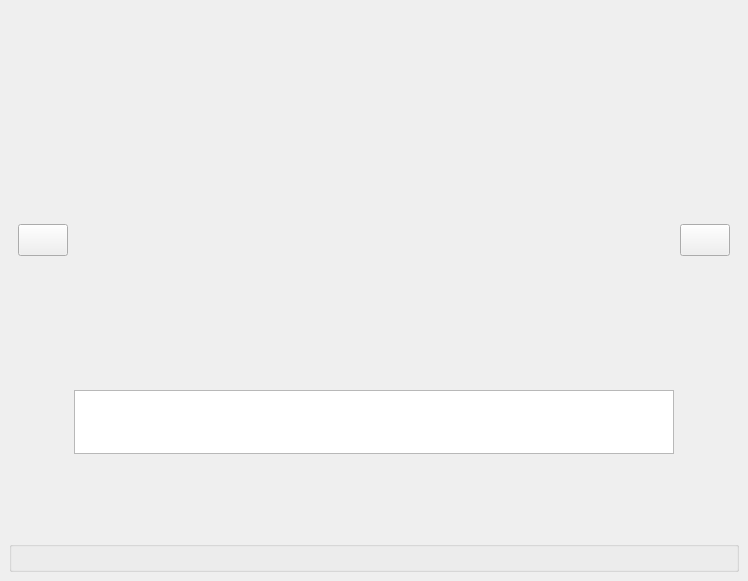
This is src/components/core/inspector/ui/Inspector.ui in KelSolaar/sIBL_GUI as Qt 5 draws it before an edit. The edited form follows.
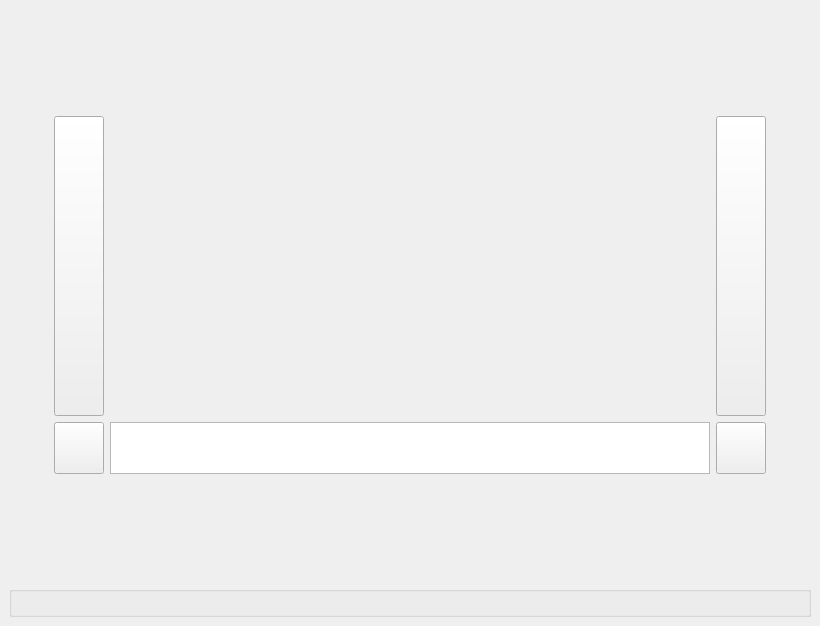
This is the edited form.

Commit message: Implement most of the "inspector" plates support.

Diff of the .ui file:
```diff
--- a/src/components/core/inspector/ui/Inspector.ui
+++ b/src/components/core/inspector/ui/Inspector.ui
@@ -2,6 +2,14 @@
 <ui version="4.0">
  <class>Inspector_DockWidget</class>
  <widget class="QDockWidget" name="Inspector_DockWidget">
+  <property name="geometry">
+   <rect>
+    <x>0</x>
+    <y>0</y>
+    <width>820</width>
+    <height>626</height>
+   </rect>
+  </property>
   <property name="windowTitle">
    <string>Inspector</string>
   </property>
@@ -17,76 +25,7 @@
     </item>
     <item row="0" column="0" colspan="4">
      <widget class="QFrame" name="Overall_frame">
-      <property name="frameShadow">
-       <enum>QFrame::Raised</enum>
-      </property>
       <layout class="QGridLayout" name="Overall_frame_gridLayout">
-       <property name="verticalSpacing">
-        <number>0</number>
-       </property>
-       <item row="1" column="1">
-        <widget class="QFrame" name="Title_frame">
-         <property name="frameShadow">
-          <enum>QFrame::Raised</enum>
-         </property>
-         <layout class="QGridLayout" name="Title_frame_gridLayout">
-          <item row="0" column="0">
-           <widget class="QLabel" name="Title_label">
-            <property name="text">
-             <string/>
-            </property>
-            <property name="wordWrap">
-             <bool>true</bool>
-            </property>
-           </widget>
-          </item>
-         </layout>
-        </widget>
-       </item>
-       <item row="3" column="1">
-        <widget class="QFrame" name="Image_frame">
-         <property name="minimumSize">
-          <size>
-           <width>600</width>
-           <height>300</height>
-          </size>
-         </property>
-         <layout class="QGridLayout" name="Image_frame_gridLayout">
-          <property name="margin">
-           <number>0</number>
-          </property>
-          <item row="0" column="0">
-           <widget class="QLabel" name="Image_label">
-            <property name="text">
-             <string/>
-            </property>
-            <property name="alignment">
-             <set>Qt::AlignCenter</set>
-            </property>
-            <property name="wordWrap">
-             <bool>true</bool>
-            </property>
-            <property name="textInteractionFlags">
-             <set>Qt::LinksAccessibleByMouse|Qt::TextSelectableByMouse</set>
-            </property>
-           </widget>
-          </item>
-         </layout>
-        </widget>
-       </item>
-       <item row="0" column="1">
-        <spacer name="Top_verticalSpacer">
-         <property name="orientation">
-          <enum>Qt::Vertical</enum>
-         </property>
-         <property name="sizeHint" stdset="0">
-          <size>
-           <width>20</width>
-           <height>40</height>
-          </size>
-         </property>
-        </spacer>
-       </item>
        <item row="6" column="1">
         <spacer name="Bottom_verticalSpacer">
          <property name="orientation">
@@ -100,54 +39,115 @@
          </property>
         </spacer>
        </item>
-       <item row="3" column="0">
-        <widget class="QPushButton" name="Previous_Ibl_Set_pushButton">
-         <property name="minimumSize">
-          <size>
-           <width>50</width>
-           <height>32</height>
-          </size>
+       <item row="0" column="1">
+        <spacer name="Top_verticalSpacer">
+         <property name="orientation">
+          <enum>Qt::Vertical</enum>
          </property>
-         <property name="maximumSize">
+         <property name="sizeHint" stdset="0">
           <size>
-           <width>50</width>
-           <height>32</height>
+           <width>20</width>
+           <height>40</height>
           </size>
          </property>
-         <property name="statusTip">
-          <string>Previous Ibl Set Push Button: Navigate To Previous Ibl Set In The Current Selected Collection.</string>
-         </property>
-         <property name="text">
-          <string/>
-         </property>
-        </widget>
+        </spacer>
        </item>
-       <item row="3" column="2">
-        <widget class="QPushButton" name="Next_Ibl_Set_pushButton">
-         <property name="minimumSize">
-          <size>
-           <width>50</width>
-           <height>32</height>
-          </size>
-         </property>
-         <property name="maximumSize">
-          <size>
-           <width>50</width>
-           <height>32</height>
-          </size>
-         </property>
-         <property name="statusTip">
-          <string>Next Ibl Set Push Button: Navigate To Next Ibl Set In The Current Selected Collection.</string>
-         </property>
-         <property name="text">
-          <string/>
-         </property>
-        </widget>
-       </item>
-       <item row="5" column="1">
-        <widget class="QFrame" name="Details_frame">
-         <layout class="QGridLayout" name="Details_frame_gridLayout">
+       <item row="1" column="1">
+        <widget class="QFrame" name="Content_frame">
+         <layout class="QGridLayout" name="Content_frame_gridLayout">
+          <item row="0" column="0">
+           <widget class="QLabel" name="Title_label">
+            <property name="text">
+             <string/>
+            </property>
+            <property name="wordWrap">
+             <bool>true</bool>
+            </property>
+           </widget>
+          </item>
           <item row="1" column="0">
+           <layout class="QHBoxLayout" name="Image_horizontalLayout">
+            <item>
+             <widget class="QPushButton" name="Previous_Ibl_Set_pushButton">
+              <property name="sizePolicy">
+               <sizepolicy hsizetype="Minimum" vsizetype="Expanding">
+                <horstretch>0</horstretch>
+                <verstretch>0</verstretch>
+               </sizepolicy>
+              </property>
+              <property name="minimumSize">
+               <size>
+                <width>50</width>
+                <height>0</height>
+               </size>
+              </property>
+              <property name="maximumSize">
+               <size>
+                <width>50</width>
+                <height>16777215</height>
+               </size>
+              </property>
+              <property name="statusTip">
+               <string>Previous Ibl Set Push Button: Navigate To Previous Ibl Set In The Current Selected Collection.</string>
+              </property>
+              <property name="text">
+               <string/>
+              </property>
+             </widget>
+            </item>
+            <item>
+             <widget class="QLabel" name="Image_label">
+              <property name="minimumSize">
+               <size>
+                <width>600</width>
+                <height>300</height>
+               </size>
+              </property>
+              <property name="text">
+               <string/>
+              </property>
+              <property name="alignment">
+               <set>Qt::AlignCenter</set>
+              </property>
+              <property name="wordWrap">
+               <bool>true</bool>
+              </property>
+              <property name="textInteractionFlags">
+               <set>Qt::LinksAccessibleByMouse|Qt::TextSelectableByMouse</set>
+              </property>
+             </widget>
+            </item>
+            <item>
+             <widget class="QPushButton" name="Next_Ibl_Set_pushButton">
+              <property name="sizePolicy">
+               <sizepolicy hsizetype="Minimum" vsizetype="Expanding">
+                <horstretch>0</horstretch>
+                <verstretch>0</verstretch>
+               </sizepolicy>
+              </property>
+              <property name="minimumSize">
+               <size>
+                <width>50</width>
+                <height>0</height>
+               </size>
+              </property>
+              <property name="maximumSize">
+               <size>
+                <width>50</width>
+                <height>16777215</height>
+               </size>
+              </property>
+              <property name="statusTip">
+               <string>Next Ibl Set Push Button: Navigate To Next Ibl Set In The Current Selected Collection.</string>
+              </property>
+              <property name="text">
+               <string/>
+              </property>
+             </widget>
+            </item>
+           </layout>
+          </item>
+          <item row="3" column="0">
            <widget class="QLabel" name="Details_label">
             <property name="text">
              <string/>
@@ -157,30 +157,103 @@
             </property>
            </widget>
           </item>
+          <item row="2" column="0">
+           <widget class="QFrame" name="Plates_frame">
+            <layout class="QGridLayout" name="Platres_frame_gridLayout">
+             <property name="margin">
+              <number>0</number>
+             </property>
+             <item row="0" column="0">
+              <widget class="QPushButton" name="Previous_Plate_pushButton">
+               <property name="minimumSize">
+                <size>
+                 <width>50</width>
+                 <height>52</height>
+                </size>
+               </property>
+               <property name="maximumSize">
+                <size>
+                 <width>50</width>
+                 <height>52</height>
+                </size>
+               </property>
+               <property name="text">
+                <string/>
+               </property>
+              </widget>
+             </item>
+             <item row="0" column="2">
+              <widget class="QPushButton" name="Next_Plate_pushButton">
+               <property name="minimumSize">
+                <size>
+                 <width>50</width>
+                 <height>52</height>
+                </size>
+               </property>
+               <property name="maximumSize">
+                <size>
+                 <width>50</width>
+                 <height>52</height>
+                </size>
+               </property>
+               <property name="text">
+                <string/>
+               </property>
+              </widget>
+             </item>
+             <item row="0" column="1">
+              <widget class="QListView" name="Plates_listView">
+               <property name="sizePolicy">
+                <sizepolicy hsizetype="Expanding" vsizetype="Fixed">
+                 <horstretch>0</horstretch>
+                 <verstretch>0</verstretch>
+                </sizepolicy>
+               </property>
+               <property name="minimumSize">
+                <size>
+                 <width>600</width>
+                 <height>52</height>
+                </size>
+               </property>
+               <property name="maximumSize">
+                <size>
+                 <width>16777215</width>
+                 <height>52</height>
+                </size>
+               </property>
+              </widget>
+             </item>
+            </layout>
+           </widget>
+          </item>
          </layout>
         </widget>
        </item>
-       <item row="4" column="1">
-        <widget class="QListWidget" name="Plates_listView">
-         <property name="maximumSize">
+       <item row="1" column="0">
+        <spacer name="Left_horizontalSpacer">
+         <property name="orientation">
+          <enum>Qt::Horizontal</enum>
+         </property>
+         <property name="sizeHint" stdset="0">
           <size>
-           <width>16777215</width>
-           <height>64</height>
+           <width>40</width>
+           <height>20</height>
           </size>
          </property>
-         <property name="movement">
-          <enum>QListView::Static</enum>
+        </spacer>
+       </item>
+       <item row="1" column="2">
+        <spacer name="Right_horizontalSpacer">
+         <property name="orientation">
+          <enum>Qt::Horizontal</enum>
          </property>
-         <property name="gridSize">
+         <property name="sizeHint" stdset="0">
           <size>
-           <width>48</width>
-           <height>48</height>
+           <width>40</width>
+           <height>20</height>
           </size>
          </property>
-         <property name="viewMode">
-          <enum>QListView::IconMode</enum>
-         </property>
-        </widget>
+        </spacer>
        </item>
       </layout>
      </widget>
```
The commit also changes 4 other files.
